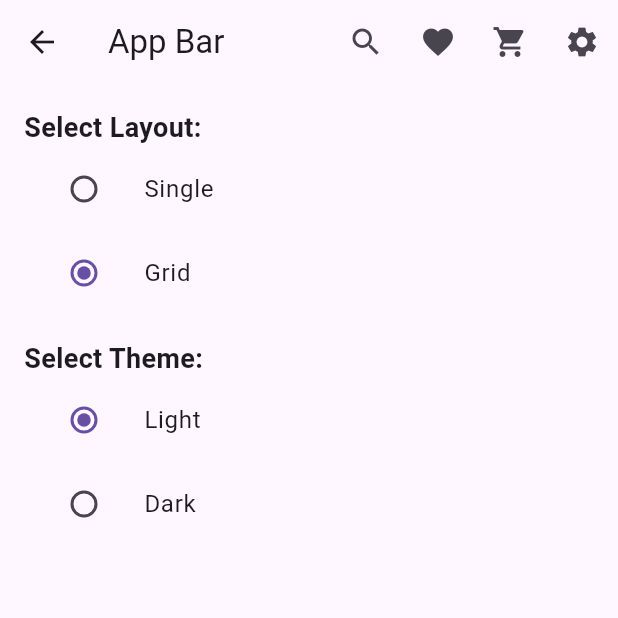
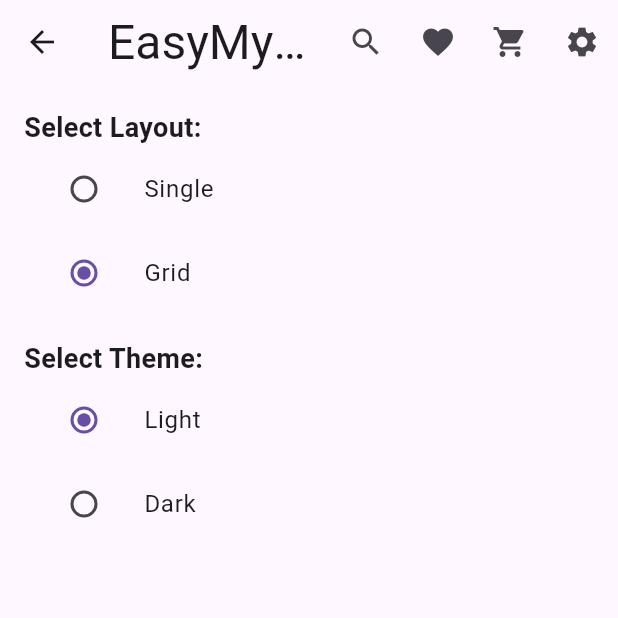
Before and after one commit to Adityaverma1998/easemydeal_assignment, a Flutter app: the screen it shows after launch, after a tap on the "settings" icon, on a phone screen of 412 x 824 dp, the top half of it. Run offline on Flutter 3.47's test engine with Material 3 defaults, Android fonts, the phone set to English and light mode, and no system bars; our stand-ins replace bloc, dio, equatable, flutter_bloc, fpdart, get_it and 3 more; network calls fail.

Commit message:
fix: add product single layout card

```diff
--- a/lib/presentation/view/home/home_screen.dart
+++ b/lib/presentation/view/home/home_screen.dart
@@ -1,42 +1,43 @@
 import 'dart:developer';
 
 import 'package:ease_my_deal_assignment/di/service_locator.dart';
+import 'package:ease_my_deal_assignment/domain/entity/app_setting.dart';
+import 'package:ease_my_deal_assignment/domain/entity/product.dart';
+import 'package:ease_my_deal_assignment/presentation/view_modal/app_setting_bloc/app_setting_bloc.dart';
 import 'package:ease_my_deal_assignment/presentation/view_modal/product_bloc/product_bloc.dart';
 import 'package:ease_my_deal_assignment/presentation/widgets/hero_section.dart';
 import 'package:ease_my_deal_assignment/presentation/widgets/primary_layout.dart';
 import 'package:ease_my_deal_assignment/presentation/widgets/products/product_card.dart';
+import 'package:ease_my_deal_assignment/presentation/widgets/products/single_grid_product_card.dart';
 import 'package:flutter/material.dart';
 import 'package:flutter_bloc/flutter_bloc.dart';
 
 class HomeScreen extends StatefulWidget {
-   HomeScreen({super.key});
+  const HomeScreen({super.key});
 
   @override
-  _HomeScreenState createState() => _HomeScreenState();
+  State<HomeScreen> createState() => _HomeScreenState();
 }
 
 class _HomeScreenState extends State<HomeScreen> {
   final ProductBloc _productBloc = getIt<ProductBloc>();
+  final AppSettingBloc _appSettingBloc = getIt<AppSettingBloc>();
 
   @override
   void initState() {
     super.initState();
-    _fetchProduct();
+    _fetchProducts();
   }
-   Future<void> _fetchProduct() async{
+
+  void _fetchProducts() {
     _productBloc.add(FetchProducts());
-   }
-@override
-void didChangeDependencies() {
-  super.didChangeDependencies();
-
-  if (_productBloc.state is! ProductLoading) {
-   _fetchProduct();
-  }
+    _appSettingBloc.add(LoadAppSettingEvent());
   }
 
   @override
   void dispose() {
+    _productBloc.close();
+    _appSettingBloc.close();
     super.dispose();
   }
 
@@ -45,59 +46,79 @@ void didChangeDependencies() {
     return PrimaryLayout(
       isBack: false,
       child: RefreshIndicator(
-        onRefresh:_fetchProduct ,
-        child: SingleChildScrollView(
+        onRefresh: () async => _fetchProducts(),
+        child: BlocBuilder<AppSettingBloc, AppSettingState>(
+          bloc: _appSettingBloc,
+          builder: (context, appSettingState) {
+            if (appSettingState is AppSettingLoadedState) {
+              final useGridLayout = appSettingState.appSetting.layout;
+              return _buildContent(useGridLayout);
+            } else if (appSettingState is AppSettingErrorState) {
+              return const Center(
+                child: Text(
+                  'Failed to load app settings',
+                  style: TextStyle(color: Colors.red),
+                ),
+              );
+            }
+            return  const Center(
+                child: Text(
+                  'Failed to load app settings',
+                  style: TextStyle(color: Colors.red),
+                ),
+              );
+          },
+        ),
+      ),
+    );
+  }
+
+  Widget _buildContent(Layout useGridLayout) {
+    return SingleChildScrollView(
       padding: const EdgeInsets.symmetric(horizontal: 8.0),
       child: Column(
         crossAxisAlignment: CrossAxisAlignment.start,
         children: [
           const HeroSection(),
-               Padding(
-                padding: EdgeInsets.symmetric(vertical: 8.0),
+          _buildHeader(),
+          BlocBuilder<ProductBloc, ProductState>(
+            bloc: _productBloc,
+            builder: (context, state) => _buildProductSection(state, useGridLayout),
+          ),
+        ],
+      ),
+    );
+  }
+
+  Widget _buildHeader() {
+    return Padding(
+      padding: const EdgeInsets.symmetric(vertical: 8.0),
       child: Row(
         mainAxisAlignment: MainAxisAlignment.spaceBetween,
         children: [
           Text(
             "Latest Products",
-                      style: Theme.of(context).textTheme.headlineLarge?.copyWith(),
+            style: Theme.of(context).textTheme.headlineLarge,
           ),
         ],
       ),
-              ),
-              BlocBuilder<ProductBloc, ProductState>(
-                bloc: _productBloc,
-                builder: (context, state) {
+    );
+  }
+
+  Widget _buildProductSection(ProductState state, Layout useGridLayout) {
     log("Current state: $state");
 
     if (state is ProductLoading && state.isLoading) {
-                    return const Center(
-                      child: CircularProgressIndicator(),
-                    );
+      return const Center(child: CircularProgressIndicator());
     }
 
     if (state is ProductLoaded) {
       final products = state.products.products ?? [];
-                    if (products.isNotEmpty) {
-                      return GridView.builder(
-                        shrinkWrap: true,
-                        physics: const NeverScrollableScrollPhysics(),
-                        itemCount: products.length,
-                        gridDelegate: const SliverGridDelegateWithFixedCrossAxisCount(
-                          crossAxisCount: 2,
-                          mainAxisSpacing: 8.0,
-                          crossAxisSpacing: 8.0,
-                          childAspectRatio: 1.0,
-                        ),
-                        itemBuilder: (context, index) {
-                          final product = products[index];
-                          return ProductCard(product: product);
-                        },
-                      );
-                    } else {
-                      return const Center(
-                        child: Text('No products available.'),
-                      );
-                    }
+      return products.isNotEmpty
+          ? (useGridLayout == Layout.grid
+              ? _buildProductGrid(products)
+              : _buildProductList(products))
+          : const Center(child: Text('No products available.'));
     }
 
     if (state is ProductError) {
@@ -109,15 +130,45 @@ void didChangeDependencies() {
       );
     }
 
-                  return const Center(
-                    child: Text('Unexpected state.'),
+    // Default fallback
+    return const Center(child: Text('Unexpected state.'));
+  }
+
+  Widget _buildProductGrid(List<Product> products) {
+    return LayoutBuilder(
+      builder: (context, constraints) {
+        final crossAxisCount = constraints.maxWidth > 600 ? 3 : 2;
+        return GridView.builder(
+          shrinkWrap: true,
+          physics: const NeverScrollableScrollPhysics(),
+          itemCount: products.length,
+          gridDelegate: SliverGridDelegateWithFixedCrossAxisCount(
+            crossAxisCount: crossAxisCount,
+            mainAxisSpacing: 8.0,
+            crossAxisSpacing: 8.0,
+            childAspectRatio: 1.0,
+          ),
+          itemBuilder: (context, index) {
+            final product = products[index];
+            return ProductCard(product: product);
+          },
         );
       },
-              ),
-            ],
-          ),
-        ),
-      ),
+    );
+  }
+
+  Widget _buildProductList(List<Product> products) {
+    return ListView.separated(
+      shrinkWrap: true,
+      physics: const NeverScrollableScrollPhysics(),
+      itemCount: products.length,
+      itemBuilder: (context, index) {
+        final product = products[index];
+        return SingleLayoutProductCard(product: product);
+      },
+      separatorBuilder: (context, index) {
+        return const SizedBox(height: 8.0);
+      },
     );
   }
 }
--- a/lib/presentation/widgets/primary_layout.dart
+++ b/lib/presentation/widgets/primary_layout.dart
@@ -43,7 +43,7 @@ PreferredSizeWidget _buildAppBar(BuildContext context, bool isBack) {
             },
           )
         : null,
-    title: Text("App Bar"),
+    title: Text("EasyMyDeal", style: Theme.of(context).textTheme.headlineLarge,),
     actions: [
       IconButton(
         icon: Icon(Icons.search),
```
Also changed, not shown: lib/presentation/widgets/products/single_grid_product_card.dart (added, +115 -0 lines). Lines whose indentation alone changed are shown as unchanged.
